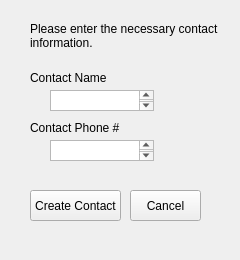
Qt form Address_Book/necessaryinfoform.ui (kajo12864/Address-Book) before a commit.
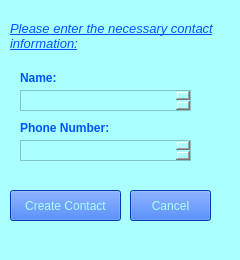
The same form after that commit.

Commit message: UI Edits & Profile Page UI Development

Diff of the .ui file:
```diff
--- a/Address_Book/necessaryinfoform.ui
+++ b/Address_Book/necessaryinfoform.ui
@@ -25,38 +25,54 @@
   <property name="windowTitle">
    <string>Required Information</string>
   </property>
+  <property name="styleSheet">
+   <string notr="true">background-color: rgb(170, 255, 255);
+color: rgb(0, 85, 255);</string>
+  </property>
   <widget class="QPushButton" name="buttonConfirm">
    <property name="geometry">
     <rect>
-     <x>30</x>
+     <x>10</x>
      <y>190</y>
-     <width>91</width>
+     <width>111</width>
      <height>31</height>
     </rect>
    </property>
+   <property name="styleSheet">
+    <string notr="true">background-color: rgb(0, 85, 255);
+color: rgb(170, 255, 255);</string>
+   </property>
    <property name="text">
     <string>Create Contact</string>
    </property>
+   <property name="checkable">
+    <bool>false</bool>
+   </property>
   </widget>
   <widget class="QLabel" name="label_2">
    <property name="geometry">
     <rect>
-     <x>30</x>
+     <x>20</x>
      <y>70</y>
      <width>121</width>
      <height>16</height>
     </rect>
    </property>
+   <property name="font">
+    <font>
+     <bold>true</bold>
+    </font>
+   </property>
    <property name="text">
-    <string>Contact Name</string>
+    <string>Name:</string>
    </property>
   </widget>
   <widget class="QPlainTextEdit" name="plainTextName">
    <property name="geometry">
     <rect>
-     <x>50</x>
+     <x>20</x>
      <y>90</y>
-     <width>104</width>
+     <width>171</width>
      <height>21</height>
     </rect>
    </property>
@@ -66,10 +82,14 @@
     <rect>
      <x>130</x>
      <y>190</y>
-     <width>71</width>
+     <width>81</width>
      <height>31</height>
     </rect>
    </property>
+   <property name="styleSheet">
+    <string notr="true">background-color: rgb(0, 85, 255);
+color: rgb(170, 255, 255);</string>
+   </property>
    <property name="text">
     <string>Cancel</string>
    </property>
@@ -77,9 +97,9 @@
   <widget class="QPlainTextEdit" name="plainTextNumber">
    <property name="geometry">
     <rect>
-     <x>50</x>
+     <x>20</x>
      <y>140</y>
-     <width>104</width>
+     <width>171</width>
      <height>21</height>
     </rect>
    </property>
@@ -87,14 +107,25 @@
   <widget class="QLabel" name="label">
    <property name="geometry">
     <rect>
-     <x>30</x>
-     <y>20</y>
-     <width>191</width>
-     <height>31</height>
+     <x>10</x>
+     <y>10</y>
+     <width>221</width>
+     <height>51</height>
     </rect>
    </property>
+   <property name="font">
+    <font>
+     <pointsize>10</pointsize>
+     <italic>true</italic>
+     <bold>false</bold>
+     <underline>true</underline>
+    </font>
+   </property>
+   <property name="styleSheet">
+    <string notr="true"/>
+   </property>
    <property name="text">
-    <string>Please enter the necessary contact information.</string>
+    <string>Please enter the necessary contact information:</string>
    </property>
    <property name="wordWrap">
     <bool>true</bool>
@@ -103,14 +134,19 @@
   <widget class="QLabel" name="label_3">
    <property name="geometry">
     <rect>
-     <x>30</x>
+     <x>20</x>
      <y>120</y>
      <width>121</width>
      <height>16</height>
     </rect>
    </property>
+   <property name="font">
+    <font>
+     <bold>true</bold>
+    </font>
+   </property>
    <property name="text">
-    <string>Contact Phone #</string>
+    <string>Phone Number:</string>
    </property>
   </widget>
  </widget>
```
The commit also changes 4 other files.
